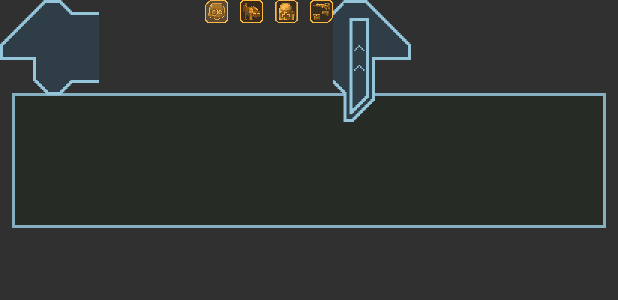
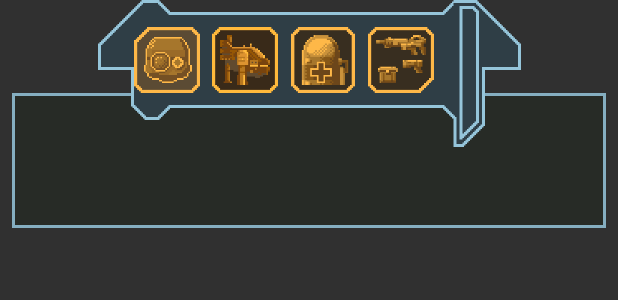
Before and after one commit to IstrajI/Insight, an Android app: the layout view_bottom_panel.xml on its own in the app's theme, with its tools: preview values and no code run, on a phone screen of 412 x 824 dp. Shown: the top 300 px of the screen. Run offline under Robolectric (Android 15) with nearby library versions, the phone set to English and light mode, and no system bars.

Commit message:
Armory design

```diff
--- a/app/src/main/java/com/npgames/insight/ui/book/armory/ArmoryEquipmentAdapter.java
+++ b/app/src/main/java/com/npgames/insight/ui/book/armory/ArmoryEquipmentAdapter.java
@@ -56,7 +56,7 @@ public class ArmoryEquipmentAdapter extends BaseRecyclerAdapter<ArmoryEquipmentA
 
         switch (equipment.getType()) {
             case Equipment.TYPE.BLASTER:
-                image = R.drawable.blaster;
+                image = R.drawable.blaster_orange;
                 break;
 
             case Equipment.TYPE.BEAM:
@@ -64,15 +64,15 @@ public class ArmoryEquipmentAdapter extends BaseRecyclerAdapter<ArmoryEquipmentA
                 break;
 
             case Equipment.TYPE.ELECTROSHOCK:
-                image = R.drawable.blaster_black;
+                image = R.drawable.helmet4_xxx;
                 break;
 
             case Equipment.TYPE.AID_KIT:
-                image = R.drawable.heal_orange;
+                image = R.drawable.aidkit_xxx;
                 break;
 
             case Equipment.TYPE.OPEN_SPACE_EQUIPMENT:
-                image = R.drawable.blaster_orange;
+                image = R.drawable.helmet3_xxx;
                 break;
 
             case Equipment.TYPE.GRENADE:
@@ -80,15 +80,15 @@ public class ArmoryEquipmentAdapter extends BaseRecyclerAdapter<ArmoryEquipmentA
                 break;
 
             case Equipment.TYPE.FlAK_JACKET:
-                image = R.drawable.flack_jakcet_black;
+                image = R.drawable.targetter_2xxx;
                 break;
 
             case Equipment.TYPE.POWER_SHIELD:
-                image = R.drawable.flack_jakcet_orange;
+                image = R.drawable.targetter_2xxx;
                 break;
 
             case Equipment.TYPE.TARGETTER:
-                image = R.drawable.flack_jakcet_black;
+                image = R.drawable.targetter_xxx;
                 break;
         }
 
--- a/app/src/main/res/layout/activity_gamebook.xml
+++ b/app/src/main/res/layout/activity_gamebook.xml
@@ -110,7 +110,7 @@
 
         <com.npgames.insight.ui.book.bottom_new.BottomPanelView
             android:id="@+id/buttom_panel_game_book_actions"
-            android:layout_width="wrap_content"
+            android:layout_width="match_parent"
             android:layout_height="wrap_content"
             android:layout_gravity="bottom"
             android:gravity="bottom|center_horizontal" />
--- a/app/src/main/res/layout/view_bottom_panel.xml
+++ b/app/src/main/res/layout/view_bottom_panel.xml
@@ -19,18 +19,15 @@
             android:layout_height="match_parent" />
     </FrameLayout>
 
-    <ImageView
-        android:layout_width="wrap_content"
-        android:layout_height="wrap_content"
-        android:background="@drawable/bottom_panel_left_part"/>
 
     <android.support.constraint.ConstraintLayout
+        android:background="@drawable/bottom_test_4"
         android:id="@+id/bottom_panel_actions_layout"
         android:layout_width="wrap_content"
         android:layout_height="wrap_content"
         app:layout_constraintLeft_toLeftOf="parent"
         app:layout_constraintHorizontal_chainStyle="packed"
-        app:layout_constraintRight_toLeftOf="@+id/bottom_panel_open_hide_layout"
+        app:layout_constraintRight_toRightOf="parent"
         app:layout_constraintTop_toTopOf="parent">
 
         <ImageView
@@ -39,6 +36,9 @@
             android:layout_height="@dimen/size_bottom_panel_jumps_button"
             android:contentDescription="@string/game_book_find_action"
             android:layout_marginRight="8dp"
+            android:layout_marginLeft="8dp"
+            android:layout_marginTop="8dp"
+            android:layout_marginBottom="8dp"
             android:src="@drawable/actions_left_find_button_2_xxx"
             app:layout_constraintHorizontal_chainStyle="packed"
             app:layout_constraintRight_toLeftOf="@+id/button_bottom_panel_station"
@@ -51,6 +51,9 @@
             android:layout_height="@dimen/size_bottom_panel_jumps_button"
             android:contentDescription="@string/game_book_station_action"
             android:layout_marginRight="8dp"
+            android:layout_marginLeft="8dp"
+            android:layout_marginTop="8dp"
+            android:layout_marginBottom="8dp"
             android:src="@drawable/actions_center_station_button_2_xxx"
             app:layout_constraintRight_toLeftOf="@+id/button_bottom_panel_med_bay"
             app:layout_constraintBottom_toBottomOf="parent"
@@ -64,6 +67,8 @@
             android:contentDescription="@string/game_book_med_bay_action"
             android:src="@drawable/actions_center_med_bay_button_2_xxx"
             android:layout_marginRight="8dp"
+            android:layout_marginTop="8dp"
+            android:layout_marginBottom="8dp"
             app:layout_constraintRight_toLeftOf="@+id/button_bottom_panel_armory"
             app:layout_constraintBottom_toBottomOf="parent"
             app:layout_constraintTop_toTopOf="parent" />
@@ -73,26 +78,20 @@
             android:layout_width="@dimen/size_bottom_panel_jumps_button"
             android:layout_height="@dimen/size_bottom_panel_jumps_button"
             android:contentDescription="@string/game_book_armory_action"
+            android:layout_marginRight="8dp"
+            android:layout_marginTop="8dp"
+            android:layout_marginBottom="8dp"
             android:src="@drawable/actions_right_armory_button_4_xxx"
+            app:layout_constraintRight_toLeftOf="@+id/test_button"
+            app:layout_constraintBottom_toBottomOf="parent"
+            app:layout_constraintTop_toTopOf="parent" />
+
+        <FrameLayout
+            android:id="@+id/test_button"
+            android:layout_width="24dp"
+            android:layout_height="@dimen/size_bottom_panel_jumps_button"
             app:layout_constraintRight_toRightOf="parent"
             app:layout_constraintBottom_toBottomOf="parent"
-            app:layout_constraintTop_toTopOf="parent" />
+            app:layout_constraintTop_toTopOf="parent"/>
     </android.support.constraint.ConstraintLayout>
-
-    <FrameLayout
-        android:id="@+id/bottom_panel_open_hide_layout"
-        android:layout_width="wrap_content"
-        android:layout_height="wrap_content"
-        android:background="@drawable/bottom_panel_right_part"
-        app:layout_constraintLeft_toRightOf="@+id/bottom_panel_actions_layout"
-        app:layout_constraintTop_toTopOf="@+id/bottom_panel_actions_layout"
-        app:layout_constraintRight_toRightOf="parent">
-        <ImageView
-            android:layout_width="@dimen/size_bottom_panel_jumps_button"
-            android:layout_height="@dimen/size_bottom_panel_jumps_button"
-            android:contentDescription="@string/game_book_armory_action"
-            android:padding="8dp"
-            android:visibility="invisible" />
-    </FrameLayout>
-
 </android.support.constraint.ConstraintLayout>
--- a/app/src/main/res/values/dimens.xml
+++ b/app/src/main/res/values/dimens.xml
@@ -9,7 +9,7 @@
 
     <dimen name="size_create_character_skill_points_squire">35dp</dimen>
 
-    <dimen name="size_bottom_panel_jumps_button">15dp</dimen>
+    <dimen name="size_bottom_panel_jumps_button">44dp</dimen>
     <dimen name="size_bottom_panel_approximate_height">65dp</dimen>
 
 </resources>
```
Also changed, not shown: app/src/main/res/drawable-xxxhdpi/aidkit_xxx.png (added), app/src/main/res/drawable-xxxhdpi/bottom_panel_left_part.9.png, app/src/main/res/drawable-xxxhdpi/bottom_panel_right_part.9.png, app/src/main/res/drawable-xxxhdpi/bottom_test_4.9.png, app/src/main/res/drawable-xxxhdpi/helmet3_xxx.png (added), app/src/main/res/drawable-xxxhdpi/helmet4_xxx.png (added), app/src/main/res/drawable-xxxhdpi/targetter_2xxx.png (added), app/src/main/res/drawable-xxxhdpi/targetter_xxx.png (added).
